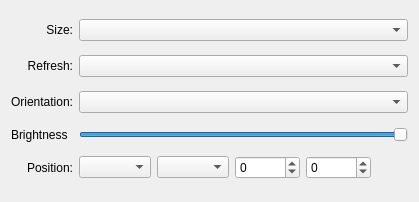
Before: the Qt Designer form src/forms/outputconfigbase.ui in zballina/lxqt-config-randr, drawn with Qt 5.
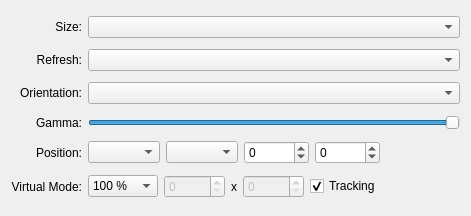
After: the same form once the commit is applied.

Commit message: First implementation of virtual modes

Patch:
```diff
--- a/src/forms/outputconfigbase.ui
+++ b/src/forms/outputconfigbase.ui
@@ -6,8 +6,8 @@
    <rect>
     <x>0</x>
     <y>0</y>
-    <width>419</width>
-    <height>202</height>
+    <width>471</width>
+    <height>216</height>
    </rect>
   </property>
   <property name="sizePolicy">
@@ -147,7 +147,10 @@
    <item row="3" column="0">
     <widget class="QLabel" name="brightnessLabel">
      <property name="text">
-      <string>Brightness</string>
+      <string>Gamma:</string>
+     </property>
+     <property name="alignment">
+      <set>Qt::AlignRight|Qt::AlignTrailing|Qt::AlignVCenter</set>
      </property>
     </widget>
    </item>
@@ -164,6 +167,122 @@
      </property>
     </widget>
    </item>
+   <item row="5" column="0">
+    <widget class="QLabel" name="virtualModeLabel">
+     <property name="text">
+      <string>Virtual Mode:</string>
+     </property>
+     <property name="alignment">
+      <set>Qt::AlignRight|Qt::AlignTrailing|Qt::AlignVCenter</set>
+     </property>
+    </widget>
+   </item>
+   <item row="5" column="1">
+    <layout class="QHBoxLayout" name="horizontalLayout_2">
+     <item>
+      <widget class="QComboBox" name="scaleComboBox">
+       <item>
+        <property name="text">
+         <string>100 %</string>
+        </property>
+       </item>
+       <item>
+        <property name="text">
+         <string>125 %</string>
+        </property>
+       </item>
+       <item>
+        <property name="text">
+         <string>150 %</string>
+        </property>
+       </item>
+       <item>
+        <property name="text">
+         <string>175 %</string>
+        </property>
+       </item>
+       <item>
+        <property name="text">
+         <string>200 %</string>
+        </property>
+       </item>
+       <item>
+        <property name="text">
+         <string>Manual</string>
+        </property>
+       </item>
+      </widget>
+     </item>
+     <item>
+      <widget class="QSpinBox" name="virtualXModeSpinBox">
+       <property name="enabled">
+        <bool>false</bool>
+       </property>
+       <property name="minimum">
+        <number>0</number>
+       </property>
+       <property name="maximum">
+        <number>10000</number>
+       </property>
+       <property name="singleStep">
+        <number>1</number>
+       </property>
+      </widget>
+     </item>
+     <item>
+      <widget class="QLabel" name="xLabel">
+       <property name="text">
+        <string>x</string>
+       </property>
+      </widget>
+     </item>
+     <item>
+      <widget class="QSpinBox" name="virtualYModeSpinBox">
+       <property name="enabled">
+        <bool>false</bool>
+       </property>
+       <property name="minimum">
+        <number>0</number>
+       </property>
+       <property name="maximum">
+        <number>10000</number>
+       </property>
+       <property name="singleStep">
+        <number>1</number>
+       </property>
+      </widget>
+     </item>
+     <item>
+      <widget class="QCheckBox" name="trackingCheckBox">
+       <property name="enabled">
+        <bool>true</bool>
+       </property>
+       <property name="text">
+        <string>Tracking</string>
+       </property>
+       <property name="checked">
+        <bool>true</bool>
+       </property>
+       <property name="tristate">
+        <bool>false</bool>
+       </property>
+      </widget>
+     </item>
+     <item>
+      <spacer name="horizontalSpacer_2">
+       <property name="orientation">
+        <enum>Qt::Horizontal</enum>
+       </property>
+       <property name="sizeHint" stdset="0">
+        <size>
+         <width>40</width>
+         <height>20</height>
+        </size>
+       </property>
+      </spacer>
+     </item>
+    </layout>
+   </item>
   </layout>
  </widget>
  <resources/>
```
The commit also changes 9 other files.
